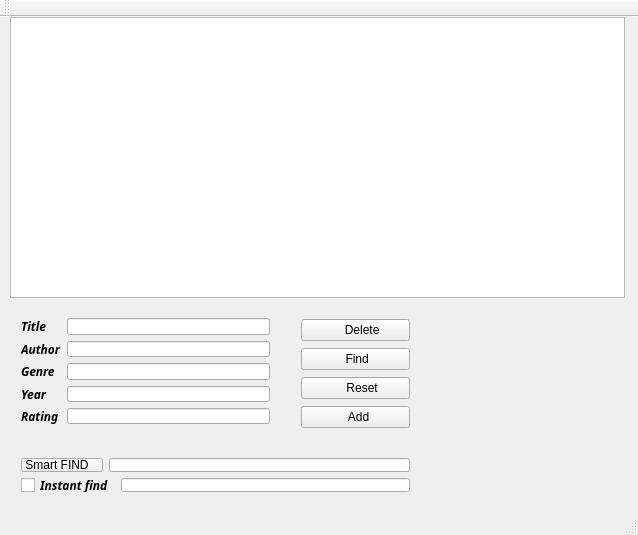
Qt form mainwindow.ui (sapr-bntu/books) before a commit.
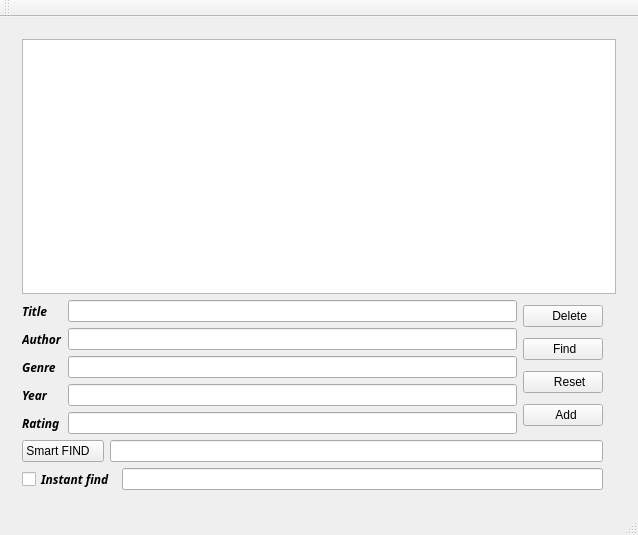
The same form after that commit. The open tabs and pages were chosen to show the change. Icons and pictures are not drawn.

The edit to the form file:
```diff
--- a/mainwindow.ui
+++ b/mainwindow.ui
@@ -21,15 +21,38 @@
    <double>1.000000000000000</double>
   </property>
   <widget class="QWidget" name="centralWidget">
-   <widget class="QWidget" name="horizontalLayoutWidget">
-    <property name="geometry">
-     <rect>
-      <x>10</x>
-      <y>290</y>
-      <width>271</width>
-      <height>128</height>
-     </rect>
-    </property>
+   <layout class="QGridLayout" name="gridLayout">
+    <item row="0" column="0">
+     <widget class="QStackedWidget" name="stackedWidget">
+      <property name="currentIndex">
+       <number>0</number>
+      </property>
+      <widget class="QWidget" name="page">
+       <layout class="QHBoxLayout" name="horizontalLayout_4">
+        <item>
+         <widget class="QTextBrowser" name="textBrowser"/>
+        </item>
+       </layout>
+      </widget>
+      <widget class="QWidget" name="page_2">
+       <layout class="QGridLayout" name="gridLayout_2">
+        <item row="0" column="0" colspan="3">
+         <widget class="QTableView" name="tableView">
+          <property name="editTriggers">
+           <set>QAbstractItemView::DoubleClicked|QAbstractItemView::EditKeyPressed</set>
+          </property>
+          <property name="alternatingRowColors">
+           <bool>true</bool>
+          </property>
+          <property name="selectionMode">
+           <enum>QAbstractItemView::SingleSelection</enum>
+          </property>
+          <property name="selectionBehavior">
+           <enum>QAbstractItemView::SelectRows</enum>
+          </property>
+         </widget>
+        </item>
+        <item row="1" column="0">
     <layout class="QHBoxLayout" name="horizontalLayout">
      <item>
       <layout class="QVBoxLayout" name="verticalLayout">
@@ -135,32 +158,8 @@
       </layout>
      </item>
     </layout>
-   </widget>
-   <widget class="QTableView" name="tableView">
-    <property name="geometry">
-     <rect>
-      <x>10</x>
-      <y>0</y>
-      <width>615</width>
-      <height>281</height>
-     </rect>
-    </property>
-    <property name="editTriggers">
-     <set>QAbstractItemView::DoubleClicked|QAbstractItemView::EditKeyPressed</set>
-    </property>
-    <property name="alternatingRowColors">
-     <bool>true</bool>
-    </property>
-   </widget>
-   <widget class="QWidget" name="verticalLayoutWidget">
-    <property name="geometry">
-     <rect>
-      <x>290</x>
-      <y>290</y>
-      <width>131</width>
-      <height>135</height>
-     </rect>
-    </property>
+        </item>
+        <item row="1" column="1">
     <layout class="QVBoxLayout" name="verticalLayout_3">
      <item>
       <widget class="QPushButton" name="pushButton_2">
@@ -234,16 +233,27 @@
       </widget>
      </item>
     </layout>
-   </widget>
-   <widget class="QWidget" name="verticalLayoutWidget_2">
-    <property name="geometry">
-     <rect>
-      <x>10</x>
-      <y>430</y>
-      <width>411</width>
-      <height>56</height>
-     </rect>
-    </property>
+        </item>
+        <item row="1" column="2" rowspan="2">
+         <widget class="QLabel" name="label_6">
+          <property name="maximumSize">
+           <size>
+            <width>200</width>
+            <height>200</height>
+           </size>
+          </property>
+          <property name="text">
+           <string/>
+          </property>
+          <property name="pixmap">
+           <pixmap resource="main.qrc">:/images/COMPBOOK.gif</pixmap>
+          </property>
+          <property name="scaledContents">
+           <bool>true</bool>
+          </property>
+         </widget>
+        </item>
+        <item row="2" column="0" colspan="2">
     <layout class="QVBoxLayout" name="verticalLayout_4">
      <item>
       <layout class="QHBoxLayout" name="horizontalLayout_2">
@@ -290,26 +300,12 @@
       </layout>
      </item>
     </layout>
-   </widget>
-   <widget class="QLabel" name="label_6">
-    <property name="geometry">
-     <rect>
-      <x>430</x>
-      <y>290</y>
-      <width>191</width>
-      <height>191</height>
-     </rect>
-    </property>
-    <property name="text">
-     <string/>
-    </property>
-    <property name="pixmap">
-     <pixmap resource="main.qrc">:/images/COMPBOOK.gif</pixmap>
-    </property>
-    <property name="scaledContents">
-     <bool>true</bool>
-    </property>
-   </widget>
+        </item>
+       </layout>
+      </widget>
+     </widget>
+    </item>
+   </layout>
   </widget>
   <widget class="QMenuBar" name="menuBar">
    <property name="geometry">
```
Left out of the diff: 2 changed lines with no effect on the pictures. Lines whose indentation alone changed are shown as unchanged.
